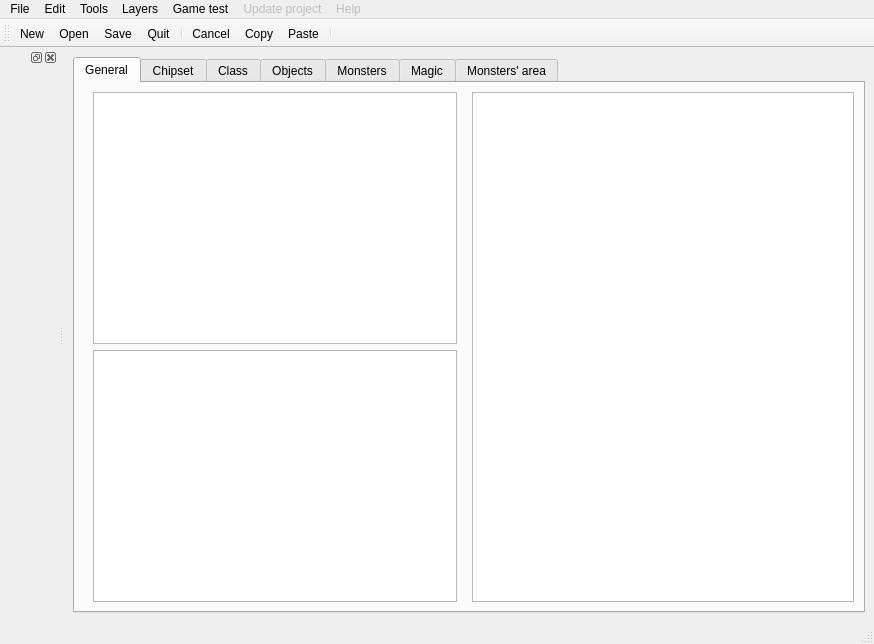
Before: the Qt Designer form src/mainwindow.ui in dummymeuporg/dummyeditor, drawn with Qt 5.
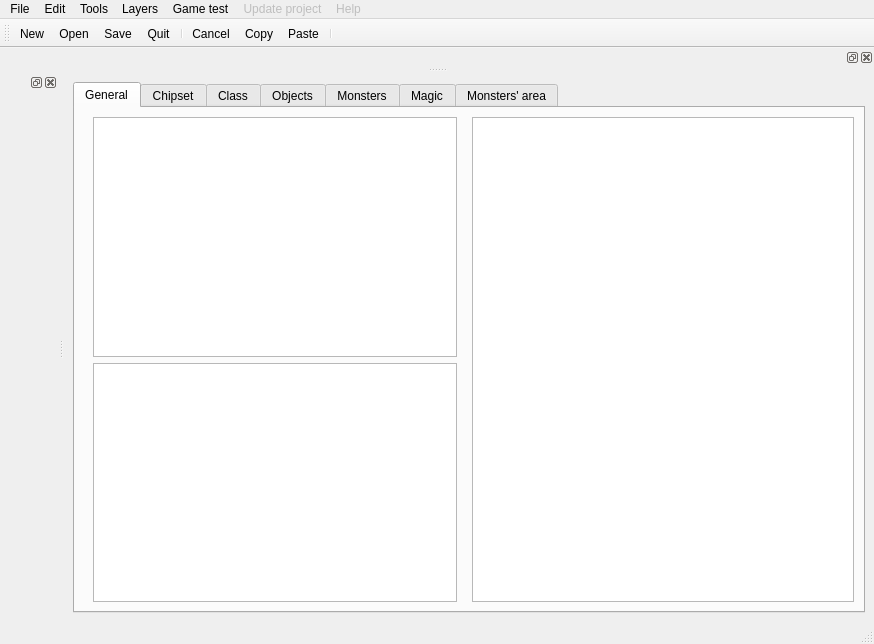
After: the same form once the commit is applied. Icons and pictures are not drawn. Custom widgets are drawn as their Qt base class.

What changed in the file:
```diff
--- a/src/mainwindow.ui
+++ b/src/mainwindow.ui
@@ -565,6 +565,12 @@
    </attribute>
    <widget class="Widget::MapLevelsList::Widget" name="widgetMapLevelsList"/>
   </widget>
+  <widget class="QDockWidget" name="dockWidgetDrawingToolbox">
+   <attribute name="dockWidgetArea">
+    <number>4</number>
+   </attribute>
+   <widget class="QWidget" name="widgetDrawingToolbox"/>
+  </widget>
   <action name="actionNew">
    <property name="icon">
     <iconset resource="../icons.qrc">
```
